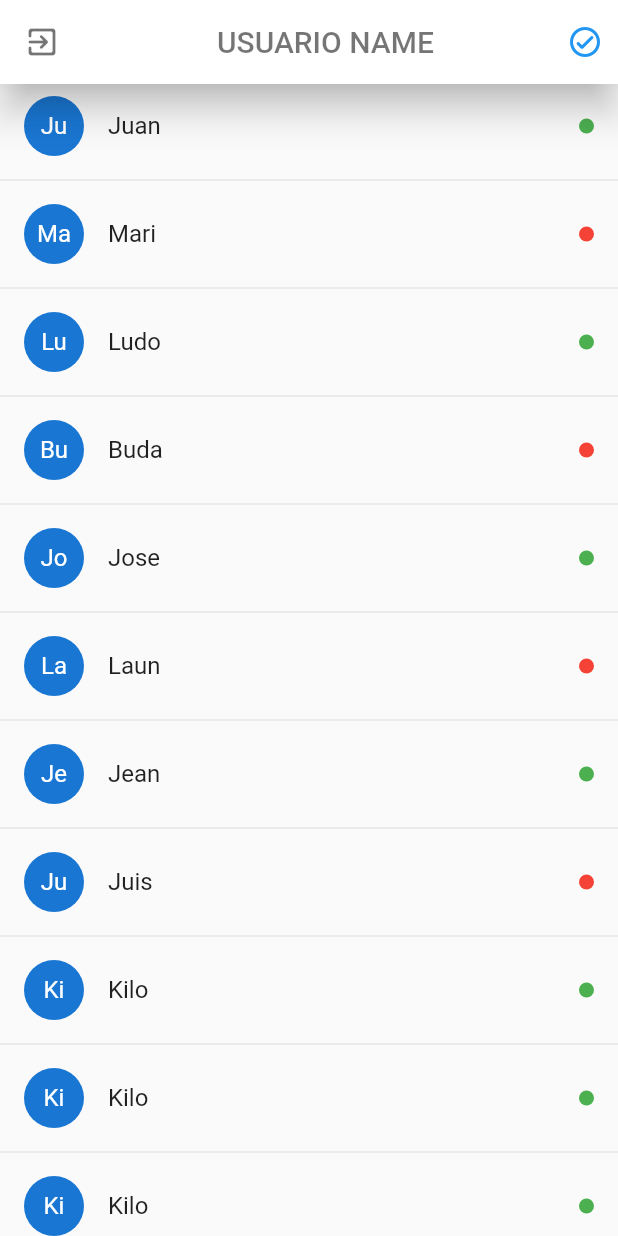
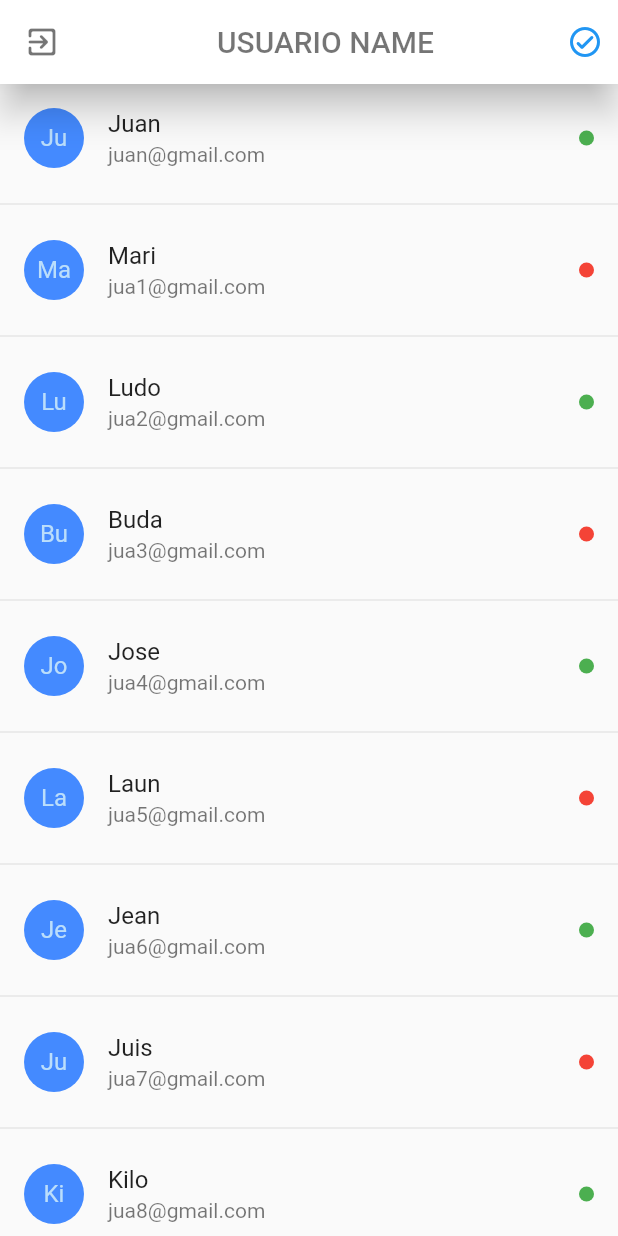
Before and after one commit to milone1/appChat_flutter, a Flutter app: the screen it shows after launch, on a phone screen of 412 x 824 dp. Run offline on Flutter 3.47's test engine with Material 2 defaults, Android fonts, the phone set to English and light mode, and no system bars; drawn by our look-alikes of pull_to_refresh.

Commit message:
add screen userList Finished

```diff
--- a/lib/routes/routes.dart
+++ b/lib/routes/routes.dart
@@ -6,7 +6,7 @@ import 'package:appchat_flutter/screens/user_screen.dart';
 import 'package:flutter/material.dart';
 
 final Map<String, Widget Function(BuildContext)> appRoutes = {
-  'user': ( _ ) => const UserScreen(),
+  'user': ( _ ) => UserScreen(),
   'chat': ( _ ) => const ChatScreen(),
   'login': ( _ ) => const LoginScreen(),
   'register': ( _ ) => const RegisterScreen(),
--- a/lib/screens/user_screen.dart
+++ b/lib/screens/user_screen.dart
@@ -1,14 +1,16 @@
 import 'package:appchat_flutter/models/user.dart';
 import 'package:flutter/material.dart';
+import 'package:pull_to_refresh/pull_to_refresh.dart';
 
 class UserScreen extends StatefulWidget {
-  const UserScreen({super.key});
-
+  UserScreen({super.key});
   @override
   State<UserScreen> createState() => _UserScreenState();
 }
 
 class _UserScreenState extends State<UserScreen> {
+  final RefreshController _refreshController =
+      RefreshController(initialRefresh: false);
   final usuarios = [
     User(online: true, email: 'juan@gmail.com', name: 'Juan', uid: '1'),
     User(online: false, email: 'jua1@gmail.com', name: 'Mari', uid: '2'),
@@ -61,15 +63,38 @@ class _UserScreenState extends State<UserScreen> {
             ),
           ],
         ),
-      body: ListView.separated(
+        body: SmartRefresher(
+          controller: _refreshController,
+          enablePullDown: true,
+          onRefresh: _chargueUsers,
+          header: const WaterDropHeader(
+            complete: Icon(
+              Icons.check,
+              color: Colors.blueGrey,
+            ),
+            waterDropColor: Colors.blue,
+          ),
+          child: _listViewUser(),
+        ));
+  }
+
+  ListView _listViewUser() {
+    return ListView.separated(
       physics: const BouncingScrollPhysics(),
       separatorBuilder: ((context, index) => const Divider()),
       itemCount: usuarios.length,
-        itemBuilder: ((context, index) => ListTile(
-            title: Text(usuarios[index].name),
+      itemBuilder: ((context, index) => _usuarioListTile(usuarios[index])),
+    );
+  }
+
+  ListTile _usuarioListTile(User usuario) {
+    return ListTile(
+        title: Text(usuario.name),
+        subtitle: Text(usuario.email),
         leading: CircleAvatar(
+          backgroundColor: Colors.blueAccent,
           child: Text(
-                usuarios[index].name.substring(0, 2),
+            usuario.name.substring(0, 2),
           ),
         ),
         trailing: Container(
@@ -77,10 +102,13 @@ class _UserScreenState extends State<UserScreen> {
           height: 10,
           decoration: BoxDecoration(
             borderRadius: BorderRadius.circular(100),
-                color: usuarios[index].online ? Colors.green : Colors.red,
+            color: usuario.online ? Colors.green : Colors.red,
           ),
-            ))),
-      ),
-    );
+        ));
+  }
+
+  _chargueUsers() async {
+    await Future.delayed(const Duration(milliseconds: 3000));
+    _refreshController.refreshCompleted();
   }
 }
--- a/pubspec.yaml
+++ b/pubspec.yaml
@@ -36,6 +36,7 @@ dependencies:
   # The following adds the Cupertino Icons font to your application.
   # Use with the CupertinoIcons class for iOS style icons.
   cupertino_icons: ^1.0.2
+  pull_to_refresh: ^2.0.0
 
 dev_dependencies:
   flutter_test:
```
Also changed, not shown: pubspec.lock. Lines whose indentation alone changed are shown as unchanged.
